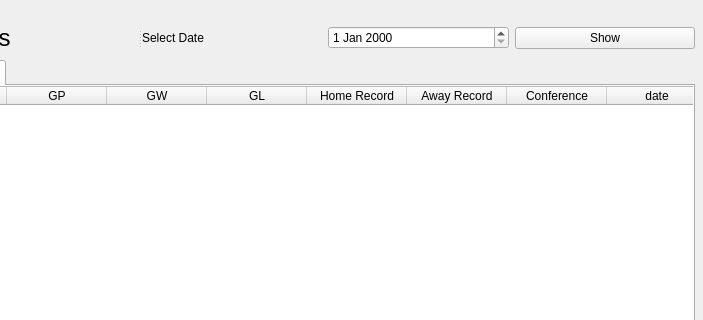
Above: Application/UIs/ranking.ui from shnkreddy98/NBA-Stats-App before the change; both pictures show x 106 to 809 and y 0 to 320 of the 809 by 420 pixel window. Below: the same form after it.
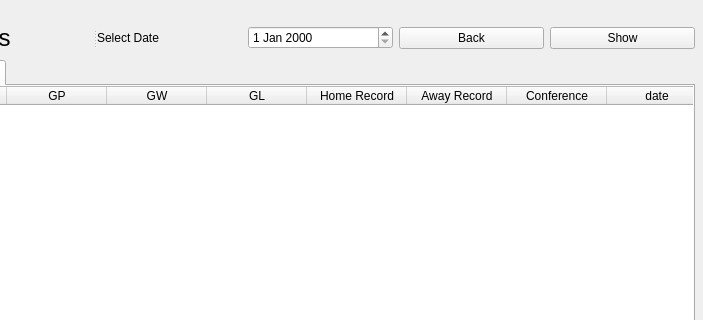
That is the form after the change.

What changed in the file:
```diff
--- a/Application/UIs/ranking.ui
+++ b/Application/UIs/ranking.ui
@@ -42,6 +42,13 @@
      <item>
       <widget class="QDateEdit" name="dateEdit"/>
      </item>
+     <item>
+      <widget class="QPushButton" name="back">
+       <property name="text">
+        <string>Back</string>
+       </property>
+      </widget>
+     </item>
      <item>
       <widget class="QPushButton" name="showResults">
        <property name="text">
```
